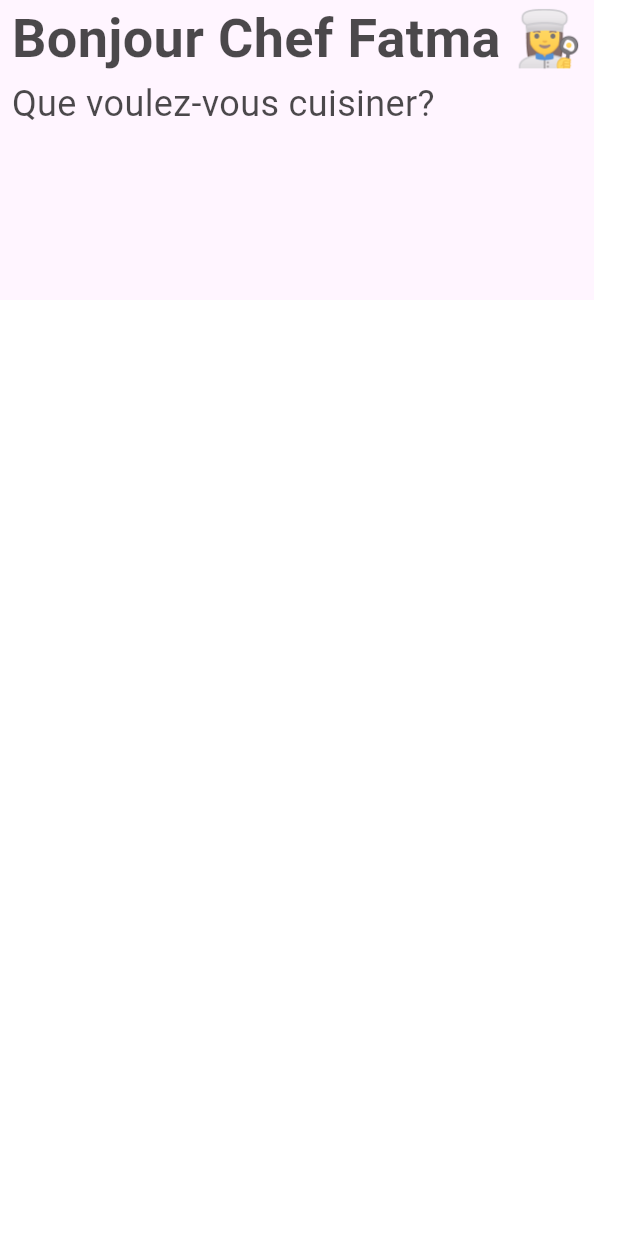
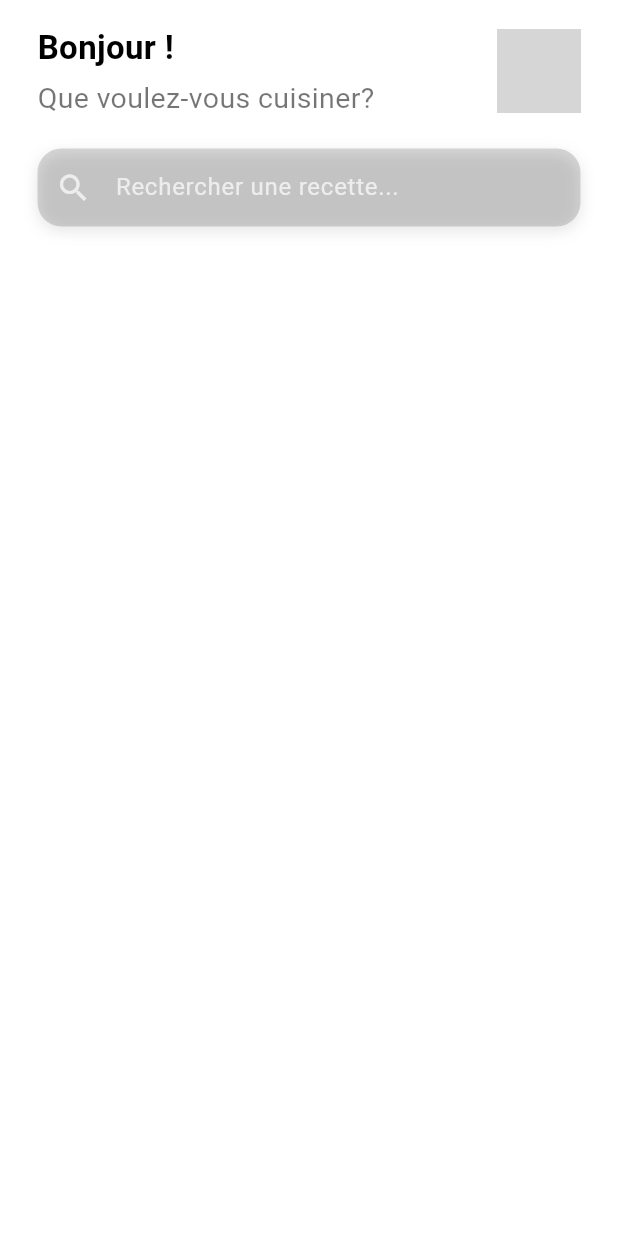
Before and after one commit to MaryamMichel/recette_app, a Flutter app: the HomePage screen opened directly, on a phone screen of 412 x 824 dp. Run offline on Flutter 3.47's test engine with Material 3 defaults, Android fonts, the phone set to English and light mode, and no system bars; grey boxes are pictures that could not be loaded.

Commit message:
update header

```diff
--- a/lib/main.dart
+++ b/lib/main.dart
@@ -1,5 +1,5 @@
 import 'package:flutter/material.dart';
-import 'package:recette_app/Widgets/nav_bar.dart';
+import 'package:recette_app/screens/home_page.dart';
 
 void main() {
   runApp(const MyApp());
@@ -13,7 +13,7 @@ class MyApp extends StatelessWidget {
   Widget build(BuildContext context) {
     return MaterialApp(
       title: 'Flutter Demo',
-      home: NavBar(),
+      home: HomePage(),
     );
   }
 }
--- a/lib/screens/home_page.dart
+++ b/lib/screens/home_page.dart
@@ -1,4 +1,5 @@
 import 'package:flutter/material.dart';
+import 'package:recette_app/widgets/nav_bar.dart';
 
 import '../widgets/header.dart';
 
@@ -8,14 +9,20 @@ class HomePage extends StatelessWidget {
   @override
   Widget build(BuildContext context) {
     return Scaffold(
-      backgroundColor:  Colors.white70,
+      backgroundColor:  Colors.white,
+
       body: SingleChildScrollView(
         child: Column(
           children: [
            Header(),
+
+
                 ],
+
               ),
+
             ),
         );
+
   }
 }
--- a/lib/widgets/header.dart
+++ b/lib/widgets/header.dart
@@ -5,42 +5,78 @@ class Header extends StatelessWidget {
 
   @override
   Widget build(BuildContext context) {
-    return  Container(
-        color: Color(0xFF548FF),
-        height: 200,
-        child: SizedBox(
-          width: MediaQuery.of(context).size.width - 16 ,
+    return Padding(
+      padding: EdgeInsets.only(
+        top: MediaQuery.of(context).padding.top + 16,
+        left: 25,
+        right: 25,
+        bottom: 16,
+      ),
       child: Column(
+        crossAxisAlignment: CrossAxisAlignment.start,
+        children: [
+          Row(
+            mainAxisAlignment: MainAxisAlignment.spaceBetween,
             children: [
               Column(
                 crossAxisAlignment: CrossAxisAlignment.start,
-                   mainAxisAlignment: MainAxisAlignment.start,
-                  children: [
+                children: const [
                   Text(
-                      "Bonjour Chef Fatma 👩‍🍳",
+                    "Bonjour !",
                     style: TextStyle(
-                        fontSize: 36,
-                        color: Colors.black.withAlpha(180),
+                      fontSize: 22,
+                      color: Colors.black,
                       fontWeight: FontWeight.bold,
                     ),
                   ),
+                  SizedBox(height: 5),
                   Text(
-                      "Que voulez-vous cuisiner? ",
+                    "Que voulez-vous cuisiner?",
                     style: TextStyle(
-                        fontSize: 24,
-                        color: Colors.black.withAlpha(180),
-
+                      fontSize: 19,
+                      color: Colors.black54,
                     ),
-                    )
+                  ),
                 ],
-                )
-
+              ),
+              const CircleAvatar(
+                radius: 28,
+                backgroundImage: AssetImage('avatar.jpg'),
+                backgroundColor: Colors.transparent,
+              ),
             ],
-
           ),
-
+          const SizedBox(
+              height: 20
+          ),
+          Container(
+            decoration: BoxDecoration(
+              color: Colors.black.withOpacity(0.15),
+              borderRadius: BorderRadius.circular(16),
+              boxShadow: [
+                BoxShadow(
+                  color: Colors.black.withOpacity(0.1),
+                  blurRadius: 8,
+                  offset: const Offset(0, 3),
+                ),
+              ],
+            ),
+            child: TextField(
+              style: const TextStyle(
+                  color: Colors.white
+              ),
+              decoration: InputDecoration(
+                hintText: 'Rechercher une recette...',
+                hintStyle: TextStyle(color: Colors.white70),
+                prefixIcon: const Icon(Icons.search, color: Colors.white70),
+                border: InputBorder.none,
+                contentPadding:
+                const EdgeInsets.symmetric(vertical: 14, horizontal: 16),
+              ),
+            ),
+          ),
+        ],
       ),
     );
-
   }
 }
--- a/pubspec.yaml
+++ b/pubspec.yaml
@@ -58,9 +58,9 @@ flutter:
   uses-material-design: true
 
   # To add assets to your application, add an assets section, like this:
-  # assets:
-  #   - images/a_dot_burr.jpeg
-  #   - images/a_dot_ham.jpeg
+  assets:
+    - assets/avatar.jpg
+
 
   # An image asset can refer to one or more resolution-specific "variants", see
   # https://flutter.dev/to/resolution-aware-images
```
Lines whose indentation alone changed are shown as unchanged.
